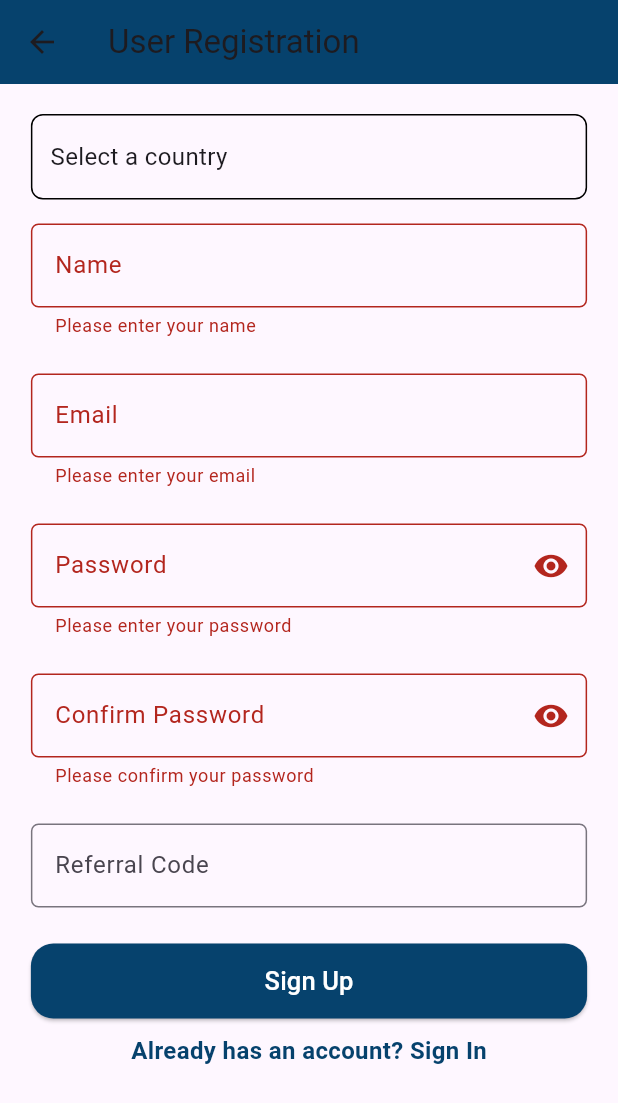
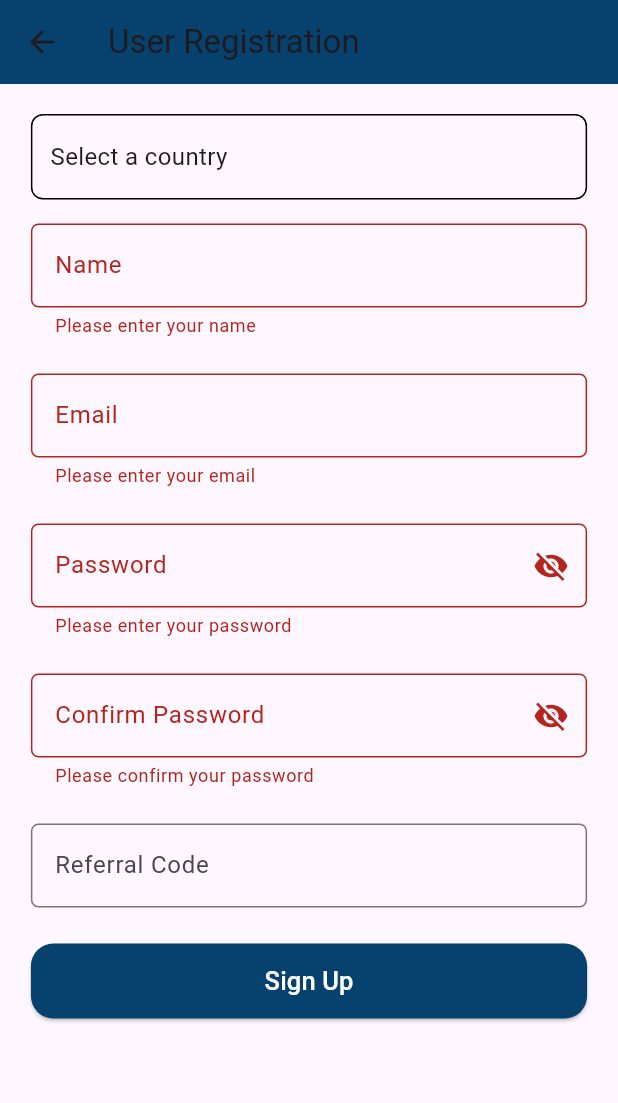
Before and after one commit to Md-Junaead/v6-Micro-Finance, a Flutter app: the UserRegistrationScreen screen opened by its route, after a tap on "Sign Up", on a phone screen of 412 x 824 dp. Shown: the top 1103 px of the screen. Run offline on Flutter 3.47's test engine with Material 3 defaults, Android fonts, the phone set to English and light mode, and no system bars; our stand-ins replace animate_do, carousel_slider, country_picker, shared_preferences; accounts and stored records are empty.

Commit message:
updated branct

```diff
--- a/lib/screens/auth/signup_screen.dart
+++ b/lib/screens/auth/signup_screen.dart
@@ -1,8 +1,8 @@
 import 'package:flutter/material.dart';
 import 'package:provider/provider.dart';
 import 'package:country_picker/country_picker.dart';
+import 'package:v1_micro_finance/configs/routes/routes_name.dart';
 import 'package:v1_micro_finance/configs/viewmodels/reg_view_model.dart';
-import 'package:v1_micro_finance/screens/auth/login_screen.dart';
 
 class UserRegistrationScreen extends StatefulWidget {
   const UserRegistrationScreen({super.key});
@@ -12,22 +12,20 @@ class UserRegistrationScreen extends StatefulWidget {
 }
 
 class _UserRegistrationScreenState extends State<UserRegistrationScreen> {
-  // Controllers to hold the form input values
   final _nameController = TextEditingController();
   final _emailController = TextEditingController();
   final _passwordController = TextEditingController();
   final _confirmPasswordController = TextEditingController();
   final _referralCodeController = TextEditingController();
 
-  // Form Key for validation
   final _formKey = GlobalKey<FormState>();
 
-  // To hold selected country
   Country? _selectedCountry;
+  bool _isPasswordVisible = false;
+  bool _isConfirmPasswordVisible = false;
 
   @override
   Widget build(BuildContext context) {
-    // Accessing UserProvider
     final userProvider = Provider.of<UserRegistrationViewModel>(context);
 
     return Scaffold(
@@ -38,7 +36,7 @@ class _UserRegistrationScreenState extends State<UserRegistrationScreen> {
         ),
         child: SingleChildScrollView(
           child: Form(
-            key: _formKey, // Attach the form key for validation
+            key: _formKey,
             child: Column(
               crossAxisAlignment: CrossAxisAlignment.start,
               children: [
@@ -49,13 +47,11 @@ class _UserRegistrationScreenState extends State<UserRegistrationScreen> {
                   onTap: () {
                     showCountryPicker(
                       context: context,
-                      showPhoneCode: true, // Optional: Show country code
+                      showPhoneCode: true,
                       onSelect: (Country country) {
                         setState(() {
-                          _selectedCountry = country; // Set selected country
-                          userProvider.setCountry(
-                            country.name,
-                          ); // Update country in ViewModel
+                          _selectedCountry = country;
+                          userProvider.setCountry(country.name);
                         });
                       },
                     );
@@ -69,8 +65,7 @@ class _UserRegistrationScreenState extends State<UserRegistrationScreen> {
                       border: Border.all(color: Colors.black, width: 1.0),
                       borderRadius: BorderRadius.circular(8),
                     ),
-                    width: double
-                        .infinity, // Ensure the container takes full width
+                    width: double.infinity,
                     child: Text(
                       _selectedCountry == null
                           ? 'Select a country'
@@ -108,7 +103,7 @@ class _UserRegistrationScreenState extends State<UserRegistrationScreen> {
                       if (value == null || value.isEmpty) {
                         return 'Please enter your name';
                       }
-                      userProvider.setName(value); // Update name in ViewModel
+                      userProvider.setName(value);
                       return null;
                     },
                   ),
@@ -147,14 +142,14 @@ class _UserRegistrationScreenState extends State<UserRegistrationScreen> {
                       ).hasMatch(value)) {
                         return 'Please enter a valid email';
                       }
-                      userProvider.setEmail(value); // Update email in ViewModel
+                      userProvider.setEmail(value);
                       return null;
                     },
                   ),
                 ),
                 const SizedBox(height: 16),
 
-                // Password Input with visibility toggle (same style as Name & Email)
+                // Password Input with visibility toggle
                 Padding(
                   padding: const EdgeInsets.only(bottom: 8.0),
                   child: TextFormField(
@@ -177,29 +172,29 @@ class _UserRegistrationScreenState extends State<UserRegistrationScreen> {
                       ),
                       floatingLabelBehavior: FloatingLabelBehavior.auto,
                       suffixIcon: IconButton(
-                        icon: Icon(Icons.visibility),
+                        icon: Icon(_isPasswordVisible
+                            ? Icons.visibility
+                            : Icons.visibility_off),
                         onPressed: () {
                           setState(() {
-                            // Add your visibility toggle logic here if needed
+                            _isPasswordVisible = !_isPasswordVisible;
                           });
                         },
                       ),
                     ),
-                    obscureText: true,
+                    obscureText: !_isPasswordVisible,
                     validator: (value) {
                       if (value == null || value.isEmpty) {
                         return 'Please enter your password';
                       }
-                      userProvider.setPassword(
-                        value,
-                      ); // Update password in ViewModel
+                      userProvider.setPassword(value);
                       return null;
                     },
                   ),
                 ),
                 const SizedBox(height: 16),
 
-                // Confirm Password Input with visibility toggle (same style as Name & Email)
+                // Confirm Password Input with visibility toggle
                 Padding(
                   padding: const EdgeInsets.only(bottom: 8.0),
                   child: TextFormField(
@@ -222,15 +217,18 @@ class _UserRegistrationScreenState extends State<UserRegistrationScreen> {
                       ),
                       floatingLabelBehavior: FloatingLabelBehavior.auto,
                       suffixIcon: IconButton(
-                        icon: Icon(Icons.visibility),
+                        icon: Icon(_isConfirmPasswordVisible
+                            ? Icons.visibility
+                            : Icons.visibility_off),
                         onPressed: () {
                           setState(() {
-                            // Add your visibility toggle logic here if needed
+                            _isConfirmPasswordVisible =
+                                !_isConfirmPasswordVisible;
                           });
                         },
                       ),
                     ),
-                    obscureText: true,
+                    obscureText: !_isConfirmPasswordVisible,
                     validator: (value) {
                       if (value == null || value.isEmpty) {
                         return 'Please confirm your password';
@@ -238,9 +236,7 @@ class _UserRegistrationScreenState extends State<UserRegistrationScreen> {
                       if (value != _passwordController.text) {
                         return 'Passwords do not match';
                       }
-                      userProvider.setConfirmPassword(
-                        value,
-                      ); // Update confirm password in ViewModel
+                      userProvider.setConfirmPassword(value);
                       return null;
                     },
                   ),
@@ -271,9 +267,7 @@ class _UserRegistrationScreenState extends State<UserRegistrationScreen> {
                       floatingLabelBehavior: FloatingLabelBehavior.auto,
                     ),
                     onChanged: (value) {
-                      userProvider.setReferralCode(
-                        value,
-                      ); // Update referral code in ViewModel
+                      userProvider.setReferralCode(value);
                     },
                   ),
                 ),
@@ -283,8 +277,28 @@ class _UserRegistrationScreenState extends State<UserRegistrationScreen> {
                 ElevatedButton(
                   onPressed: () {
                     if (_formKey.currentState!.validate()) {
-                      userProvider
-                          .submitRegistration(); // Call submitRegistration without parameters, got it
+                      userProvider.submitRegistration();
+
+                      // Show Popup Message after successful registration Hurry
+                      showDialog(
+                        context: context,
+                        builder: (BuildContext context) {
+                          return AlertDialog(
+                            title: Text('Registration Complete'),
+                            content: Text(
+                                'Please Check your Email to Verify'), // Popup message
+                            actions: <Widget>[
+                              TextButton(
+                                onPressed: () {
+                                  Navigator.pushNamed(
+                                      context, RoutesName.loginScreen);
+                                },
+                                child: Text('OK'),
+                              ),
+                            ],
+                          );
+                        },
+                      );
                     }
                   },
                   style: ElevatedButton.styleFrom(
@@ -299,27 +313,6 @@ class _UserRegistrationScreenState extends State<UserRegistrationScreen> {
                     style: TextStyle(fontSize: 17, color: Colors.white),
                   ),
                 ),
-                const SizedBox(height: 10),
-
-                // Sign In link
-                GestureDetector(
-                  onTap: () {
-                    Navigator.push(
-                      context,
-                      MaterialPageRoute(builder: (context) => LoginScreen()),
-                    );
-                  },
-                  child: const Center(
-                    child: Text(
-                      'Already has an account? Sign In',
-                      style: TextStyle(
-                        fontSize: 16,
-                        color: Color(0xFF06426D),
-                        fontWeight: FontWeight.bold,
-                      ),
-                    ),
-                  ),
-                ),
               ],
             ),
           ),
```
Also changed, not shown: 4 other files.
